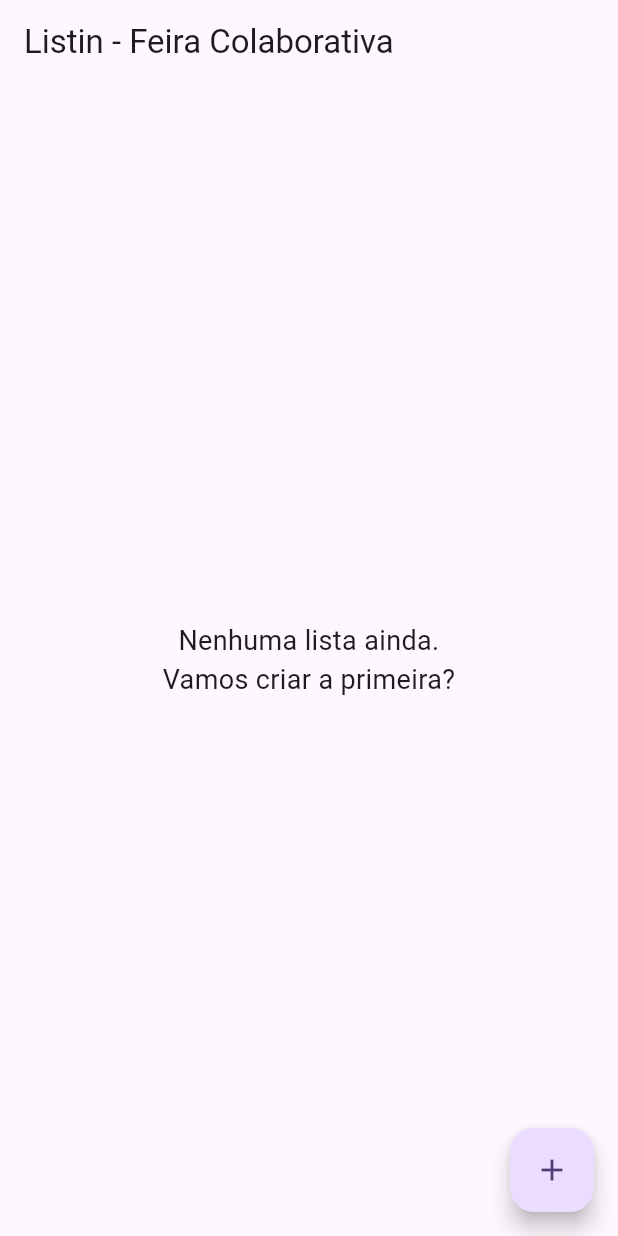
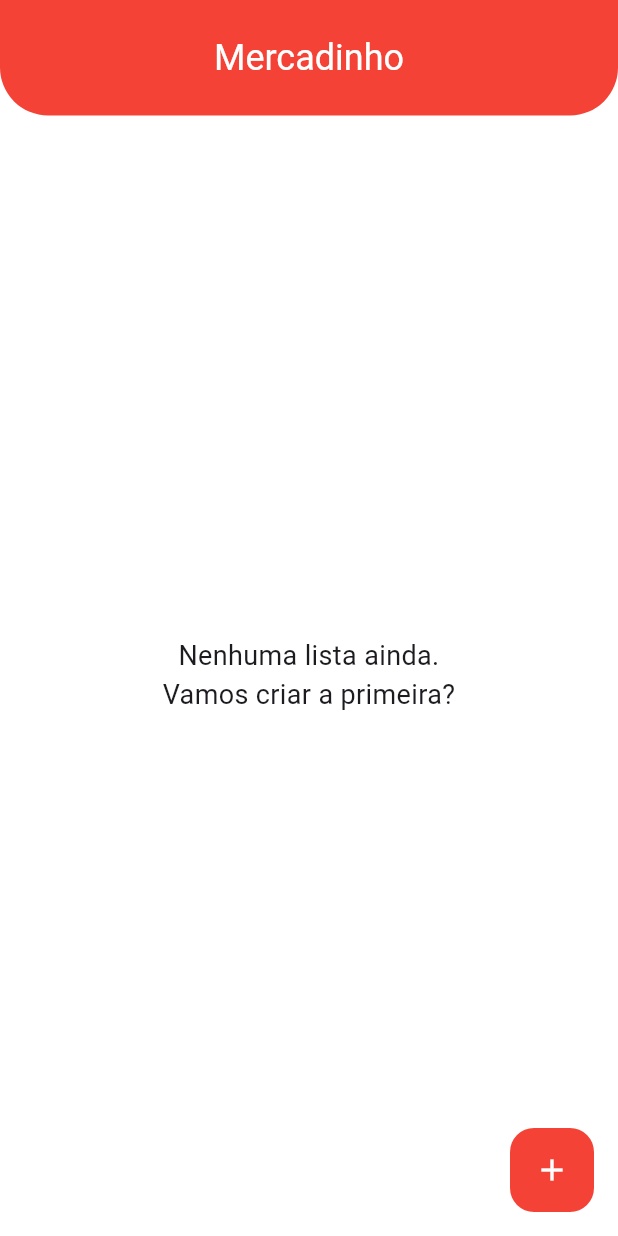
Before and after one commit to devgomes10/mercadinho, a Flutter app: the screen it shows after launch, on a phone screen of 412 x 824 dp. Run offline on Flutter 3.47's test engine with Material 3 defaults, Android fonts, the phone set to English and light mode, and no system bars; our stand-ins replace cloud_firestore, firebase_core; accounts and stored records are empty.

Commit message:
Finanlizando projeto

```diff
--- a/lib/firestore/presentation/home_screen.dart
+++ b/lib/firestore/presentation/home_screen.dart
@@ -25,7 +25,7 @@ class _HomeScreenState extends State<HomeScreen> {
   Widget build(BuildContext context) {
     return Scaffold(
       appBar: AppBar(
-        title: const Text("Listin - Feira Colaborativa"),
+        title: const Text("Mercadinho"),
       ),
       floatingActionButton: FloatingActionButton(
         onPressed: () {
@@ -80,7 +80,6 @@ class _HomeScreenState extends State<HomeScreen> {
                         },
                         leading: const Icon(Icons.list_alt_rounded),
                         title: Text(model.name),
-                        subtitle: Text(model.id),
                       ),
                     );
                   },
--- a/lib/main.dart
+++ b/lib/main.dart
@@ -1,3 +1,4 @@
+import 'package:flutter/cupertino.dart';
 import 'package:flutter/material.dart';
 import 'package:firebase_core/firebase_core.dart';
 import 'package:mercadinho/firestore/presentation/home_screen.dart';
@@ -20,9 +21,31 @@ class MyApp extends StatelessWidget {
   @override
   Widget build(BuildContext context) {
     return MaterialApp(
-      title: 'Flutter Demo',
+      title: 'Mercadinho - Lista Colaborativa',
+      debugShowCheckedModeBanner: false,
       theme: ThemeData(
-        colorScheme: ColorScheme.fromSeed(seedColor: Colors.deepPurple),
+        primarySwatch: Colors.red,
+        scaffoldBackgroundColor: Colors.white,
+        floatingActionButtonTheme: const FloatingActionButtonThemeData(
+          backgroundColor: Colors.red,
+          elevation: 0,
+          foregroundColor: Colors.white,
+        ),
+        listTileTheme: const ListTileThemeData(
+          iconColor: Colors.black,
+        ),
+        appBarTheme: const AppBarTheme(
+          toolbarHeight: 77,
+          centerTitle: true,
+          elevation: 0,
+          titleTextStyle: TextStyle(color: Colors.white, fontSize: 24),
+          shape: RoundedRectangleBorder(
+            borderRadius: BorderRadius.vertical(
+              bottom: Radius.circular(32),
+            ),
+          ),
+          backgroundColor: Colors.red,
+        ),
         useMaterial3: true,
       ),
       home: const HomeScreen(),
```
Also changed, not shown: lib/firestore_produtos/presentation/product_screen.dart (+24 -3 lines), lib/firestore_produtos/presentation/widgets/list_tile_product.dart (+12 -1 lines).
